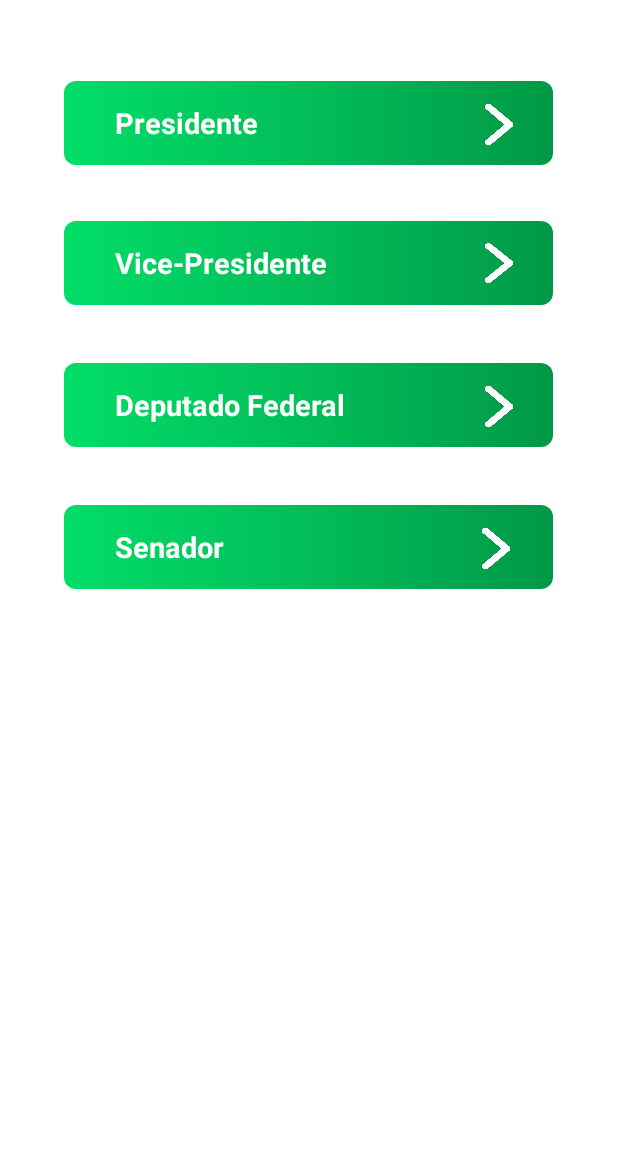
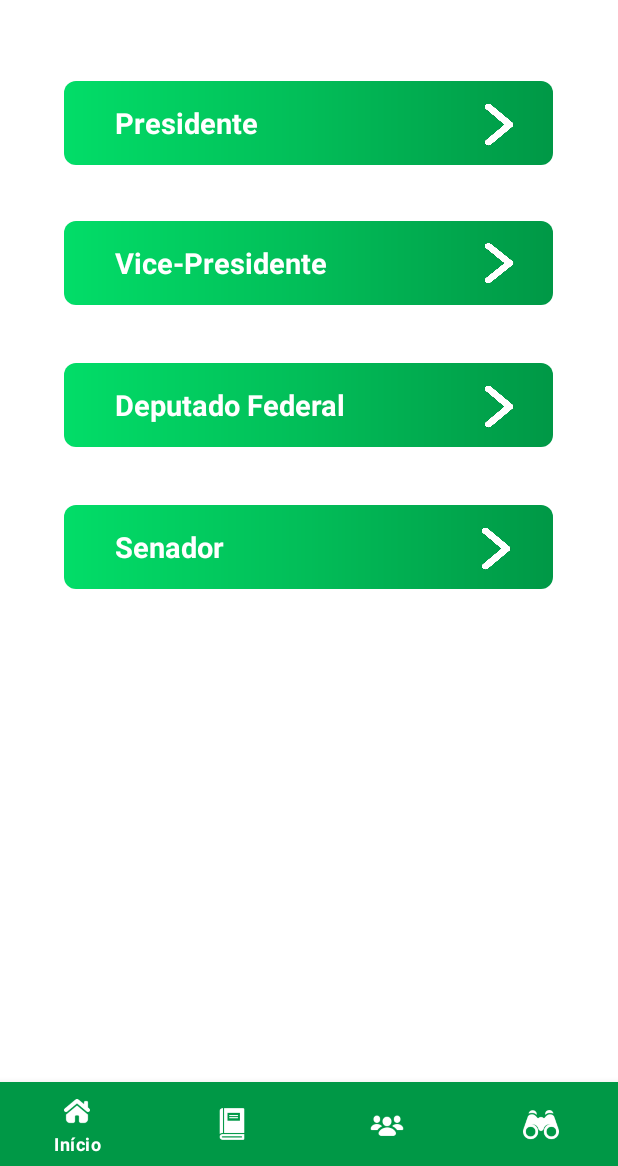
Before and after one commit to FlausinoJulia/INI45-PoliticaOn, an Android app: the ActivityConhecerCandidatos screen opened directly, with no data from a screen before it, on a phone screen of 412 x 824 dp, the part 70-1236 px from its top. Run offline under Robolectric (Android 15) with nearby library versions, the phone set to English and light mode, and no system bars.

```diff
--- a/app/build.gradle
+++ b/app/build.gradle
@@ -44,5 +44,6 @@ dependencies {
     implementation 'com.squareup.retrofit2:converter-gson:2.9.0' // biblioteca JSON parser
 
     // api news
-    implementation 'com.squareup.picasso:picasso:2.8' // biblioteca picasso para mexer com imagens
+    implementation 'com.squareup.picasso:picasso:2.71828'
+    // biblioteca picasso para mexer com imagens
 }
--- a/app/src/main/java/br/unicamp/politicaon/ActivityConhecerCandidatos.java
+++ b/app/src/main/java/br/unicamp/politicaon/ActivityConhecerCandidatos.java
@@ -1,14 +1,51 @@
 package br.unicamp.politicaon;
 
+import androidx.annotation.NonNull;
 import androidx.appcompat.app.AppCompatActivity;
 
+import android.content.Intent;
 import android.os.Bundle;
+import android.view.MenuItem;
+
+import com.google.android.material.bottomnavigation.BottomNavigationView;
+import com.google.android.material.navigation.NavigationBarView;
 
 public class ActivityConhecerCandidatos extends AppCompatActivity {
 
+    BottomNavigationView menu;
+    int idDoUsuario;
     @Override
     protected void onCreate(Bundle savedInstanceState) {
         super.onCreate(savedInstanceState);
         setContentView(R.layout.activity_conhecer_candidatos);
+
+        Intent intent = getIntent();
+        idDoUsuario = intent.getIntExtra("idDoUsuario", -1);
+
+        menu = findViewById(R.id.menu_horizontal);
+
+        menu.setOnItemSelectedListener(new NavigationBarView.OnItemSelectedListener() {
+            @Override
+            public boolean onNavigationItemSelected(@NonNull MenuItem item) {
+                switch (item.getItemId())
+                {
+                    case R.id.aprender:
+                        //Intent irProAprender = new Intent(ActivityInicio.this, ActivityAprender.class);
+                        //irProAprender.putExtra("idDoUsuario", idDoUsuario);
+                        break;
+                    case R.id.monitorar:
+                        //Intent irProMonitorar = new Intent(ActivityInicio.this, ActivityMonitorar.class);
+                        //irProMonitorar.putExtra("idDoUsuario", idDoUsuario);
+                        break;
+                    case R.id.inicio:
+                        Intent irProInicio = new Intent(ActivityConhecerCandidatos.this, ActivityInicio.class);
+                        irProInicio.setFlags(Intent.FLAG_ACTIVITY_NO_HISTORY);
+                        startActivity(irProInicio);
+                        break;
+                }
+
+                return true;
+            }
+        });
     }
 }
--- a/app/src/main/java/br/unicamp/politicaon/RetrofitConfig.java
+++ b/app/src/main/java/br/unicamp/politicaon/RetrofitConfig.java
@@ -6,7 +6,7 @@ import retrofit2.converter.gson.GsonConverterFactory;
 // configurar o retrofit
 public class RetrofitConfig {
 
-     private static final String URL = "http://192.168.0.3:3000/usuarios/";
+    private static final String URL = "http://192.168.0.3:3000/usuarios/";
     //private static final String URL = "http://177.220.18.37:3000/usuarios/";
     private static Retrofit retrofit;
 
--- a/app/src/main/res/layout/activity_conhecer_candidatos.xml
+++ b/app/src/main/res/layout/activity_conhecer_candidatos.xml
@@ -5,6 +5,18 @@
     android:layout_width="match_parent"
     android:layout_height="match_parent"
     tools:context=".ActivityConhecerCandidatos">
+
+    <com.google.android.material.bottomnavigation.BottomNavigationView
+        android:id="@+id/menu_horizontal"
+        android:layout_width="match_parent"
+        android:layout_height="wrap_content"
+        app:layout_constraintBottom_toBottomOf="parent"
+        app:layout_constraintLeft_toLeftOf="parent"
+        app:layout_constraintRight_toRightOf="parent"
+        app:menu="@menu/menu_horizontal"
+        android:background="@color/verde_titulo"
+        app:itemIconTint="@color/white"
+        app:itemTextColor="@color/white"/>
 
     <!-- logo -->
     <TextView
@@ -28,6 +40,7 @@
     <!-- Presidente -->
 
     <LinearLayout
+        android:id="@+id/btnPresidente"
         android:layout_width="326dp"
         android:layout_height="56dp"
         android:layout_alignParentLeft="true"
@@ -55,7 +68,7 @@
             app:layout_constraintTop_toTopOf="parent" />
 
         <androidx.appcompat.widget.AppCompatButton
-            android:id="@+id/arrow_left"
+            android:id="@+id/setaPresidente"
             android:layout_width="60dp"
             android:layout_height="50dp"
             android:paddingLeft="500dp"
@@ -70,6 +83,7 @@
     <!-- Vice-Presidente -->
 
     <LinearLayout
+        android:id="@+id/btnVicePresidente"
         android:layout_width="326dp"
         android:layout_height="56dp"
         android:layout_alignParentLeft="true"
@@ -97,7 +111,7 @@
             app:layout_constraintTop_toTopOf="parent" />
 
         <androidx.appcompat.widget.AppCompatButton
-            android:id="@+id/arrowright2"
+            android:id="@+id/setaVicePresidente"
             android:layout_width="60dp"
             android:layout_height="match_parent"
             android:layout_alignParentLeft="true"
@@ -111,6 +125,7 @@
     <!-- Dep.Fed -->
 
     <LinearLayout
+        android:id="@+id/btnDeputadoFederal"
         android:layout_width="326dp"
         android:layout_height="56dp"
         android:layout_alignParentLeft="true"
@@ -138,7 +153,7 @@
             app:layout_constraintTop_toTopOf="parent" />
 
         <androidx.appcompat.widget.AppCompatButton
-            android:id="@+id/arrowright3"
+            android:id="@+id/setaDeputadoFederal"
             android:layout_width="60dp"
             android:layout_height="50dp"
             android:paddingLeft="500dp"
@@ -152,6 +167,7 @@
     <!-- Senador -->
 
     <LinearLayout
+        android:id="@+id/btnSenador"
         android:layout_width="326dp"
         android:layout_height="56dp"
         android:layout_alignParentLeft="true"
@@ -179,7 +195,7 @@
             app:layout_constraintTop_toTopOf="parent" />
 
         <androidx.appcompat.widget.AppCompatButton
-            android:id="@+id/arrowright4"
+            android:id="@+id/setaSenador"
             android:layout_width="60dp"
             android:layout_height="50dp"
             android:paddingLeft="500dp"
```
Also changed, not shown: app/src/main/java/br/unicamp/politicaon/ActivityInicio.java (+39 -3 lines), app/src/main/java/br/unicamp/politicaon/RequestManager.java (+17 -2 lines), app/src/main/res/layout/activity_bem_vindo.xml (+19 -19 lines), app/src/main/res/layout/menu_horizontal.xml (deleted, +0 -56 lines).
